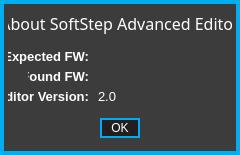
Qt form standalone/advanced/forms/aboutformWin.ui (Muse-Kinetics/softstep_editor) before a commit.
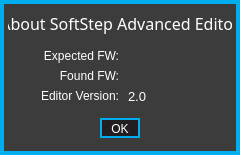
The same form after that commit.

What changed in the file:
```diff
--- a/standalone/advanced/forms/aboutformWin.ui
+++ b/standalone/advanced/forms/aboutformWin.ui
@@ -159,17 +159,26 @@
      <enum>Qt::NoFocus</enum>
     </property>
     <property name="styleSheet">
-     <string notr="true">QFrame {
+     <string notr="true">QFrame 
+{
 	background:rgba(200, 200, 200, 0);
 	border-bottom-left-radius:4.0;
 	border-bottom-right-radius:4.0;
 	border-top-left-radius:4.0;
 	border-top-right-radius:4.0;
 	border:none;
+}
 
-
+QLabel
+{
+	font: 9pt &quot;Futura-Normal&quot;;
 }
-</string>
+
+QPushButton
+{
+	font: 10pt &quot;Futura-Normal&quot;;
+	padding-top: 2;
+}</string>
     </property>
     <property name="frameShape">
      <enum>QFrame::StyledPanel</enum>
@@ -199,7 +208,7 @@
     <widget class="QLabel" name="label">
      <property name="geometry">
       <rect>
-       <x>0</x>
+       <x>30</x>
        <y>40</y>
        <width>81</width>
        <height>16</height>
@@ -209,7 +218,7 @@
       <enum>Qt::NoFocus</enum>
      </property>
      <property name="styleSheet">
-      <string notr="true">font: bold 10pt;</string>
+      <string notr="true"/>
      </property>
      <property name="text">
       <string>Expected FW:</string>
@@ -221,7 +230,7 @@
     <widget class="QLabel" name="label_2">
      <property name="geometry">
       <rect>
-       <x>20</x>
+       <x>50</x>
        <y>60</y>
        <width>61</width>
        <height>16</height>
@@ -231,7 +240,7 @@
       <enum>Qt::NoFocus</enum>
      </property>
      <property name="styleSheet">
-      <string notr="true">font: bold 10pt;</string>
+      <string notr="true"/>
      </property>
      <property name="text">
       <string>Found FW:</string>
@@ -275,9 +284,9 @@
     <widget class="QLabel" name="expected">
      <property name="geometry">
       <rect>
-       <x>90</x>
+       <x>120</x>
        <y>40</y>
-       <width>111</width>
+       <width>100</width>
        <height>16</height>
       </rect>
      </property>
@@ -297,9 +306,9 @@
     <widget class="QLabel" name="found">
      <property name="geometry">
       <rect>
-       <x>90</x>
+       <x>120</x>
        <y>60</y>
-       <width>111</width>
+       <width>100</width>
        <height>16</height>
       </rect>
      </property>
@@ -319,7 +328,7 @@
     <widget class="QLabel" name="label_4">
      <property name="geometry">
       <rect>
-       <x>0</x>
+       <x>30</x>
        <y>80</y>
        <width>81</width>
        <height>16</height>
@@ -329,7 +338,7 @@
       <enum>Qt::NoFocus</enum>
      </property>
      <property name="styleSheet">
-      <string notr="true">font: bold 10pt;</string>
+      <string notr="true"/>
      </property>
      <property name="text">
       <string>Editor Version:</string>
@@ -341,9 +350,9 @@
     <widget class="QLabel" name="editor_version">
      <property name="geometry">
       <rect>
-       <x>90</x>
+       <x>120</x>
        <y>80</y>
-       <width>111</width>
+       <width>100</width>
        <height>16</height>
       </rect>
      </property>
```
Left out of the diff: 4 changed lines with no effect on the pictures.
